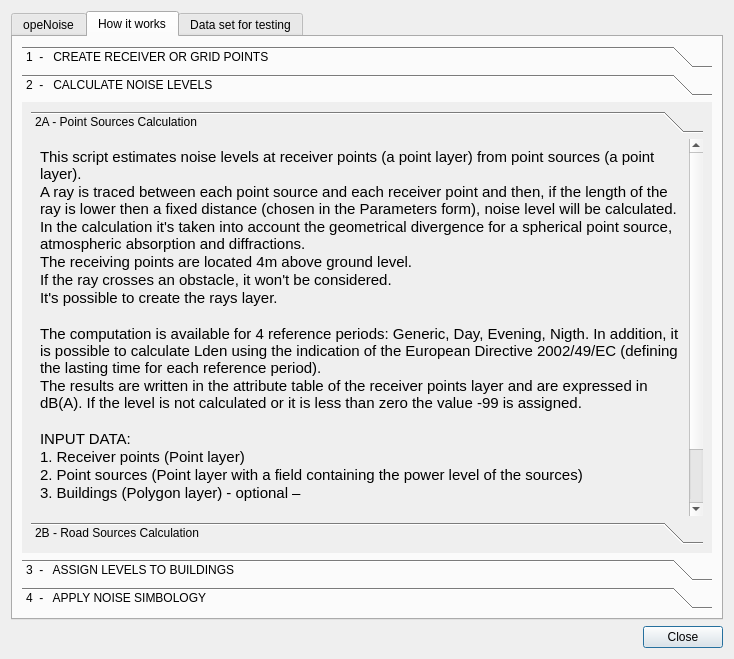
Above: tools/ui_Informations.ui from pierluigiderosa/openoise before the change. Below: the same form after it.
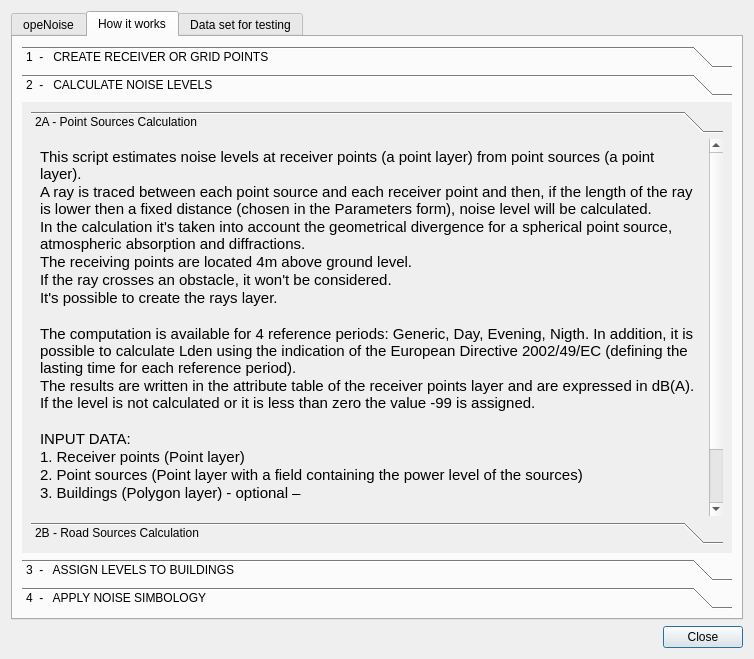
That is the form after the change. The open tabs and pages were chosen to show the change.

What changed in the file:
```diff
--- a/tools/ui_Informations.ui
+++ b/tools/ui_Informations.ui
@@ -6,7 +6,7 @@
    <rect>
     <x>0</x>
     <y>0</y>
-    <width>734</width>
+    <width>754</width>
     <height>659</height>
    </rect>
   </property>
@@ -123,8 +123,8 @@
            <rect>
             <x>0</x>
             <y>0</y>
-            <width>98</width>
-            <height>148</height>
+            <width>107</width>
+            <height>169</height>
            </rect>
           </property>
           <attribute name="label">
@@ -141,8 +141,8 @@
                <rect>
                 <x>0</x>
                 <y>0</y>
-                <width>106</width>
-                <height>2245</height>
+                <width>120</width>
+                <height>3014</height>
                </rect>
               </property>
               <attribute name="label">
```
Left out of the diff: 18 changed lines with no effect on the pictures.
